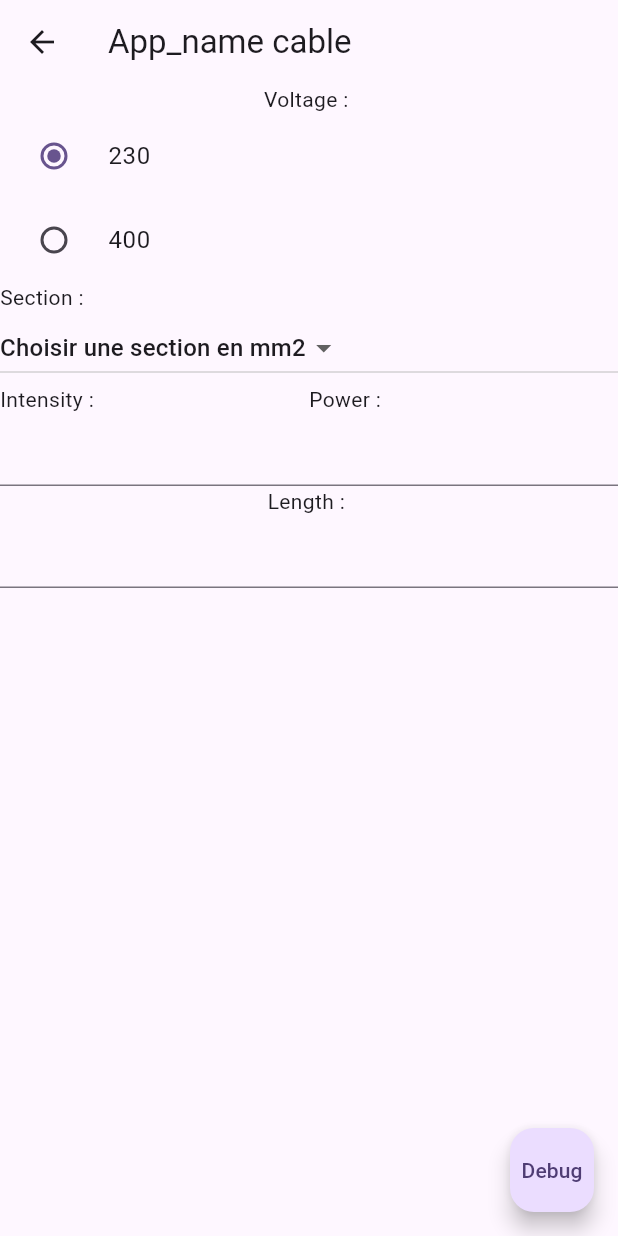
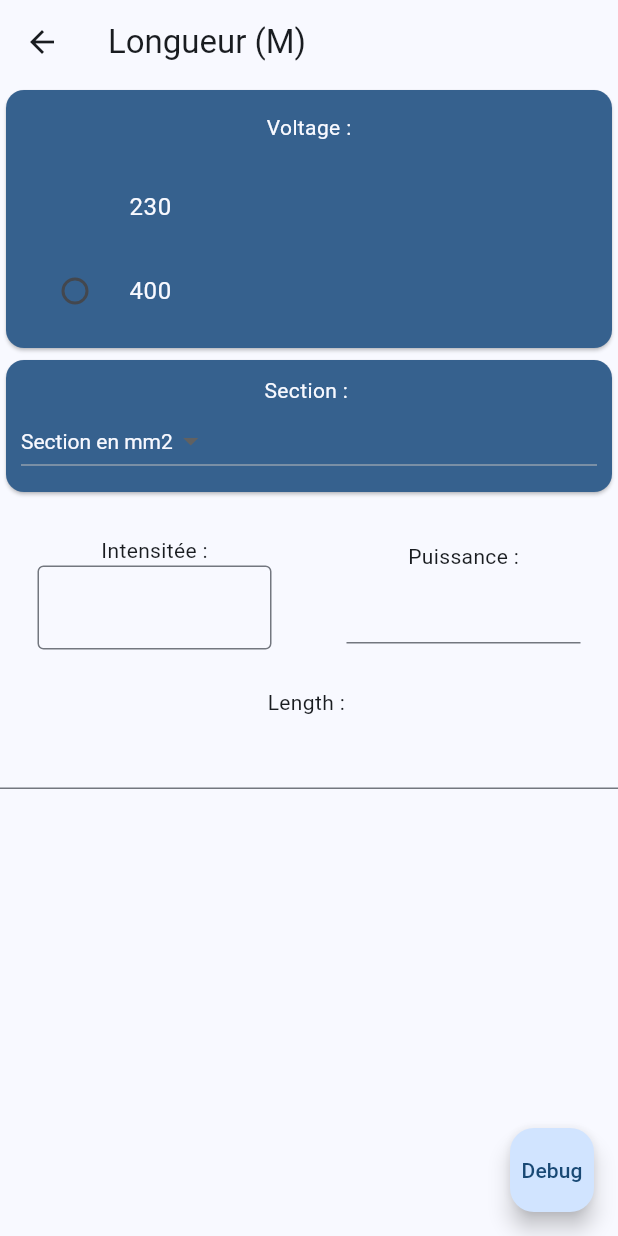
Before and after one commit to RobinAbela42/Abaque_app, a Flutter app: the CableHomePage screen opened directly, after a tap on "Longueur", on a phone screen of 412 x 824 dp. Run offline on Flutter 3.47's test engine with Material 3 defaults, Android fonts, the phone set to English and light mode, and no system bars.

Commit message:
Design part beginning, Choosing menu between C15-100 removed, blue theme added

```diff
--- a/lib/ui/abaque/cable_home_page.dart
+++ b/lib/ui/abaque/cable_home_page.dart
@@ -11,80 +11,52 @@ class CableHomePage extends StatefulWidget {
 }
 
 class _CableHomePageState extends State<CableHomePage> {
-  final voltageController = TextEditingController();
-  final lengthController = TextEditingController();
-  final intensityController = TextEditingController();
-  final sectionController = TextEditingController();
-  final powerController = TextEditingController();
-
-  @override
-  void dispose() {
-    voltageController.dispose();
-    lengthController.dispose();
-    intensityController.dispose();
-    sectionController.dispose();
-    powerController.dispose();
-    super.dispose();
-  }
-
-
-  bool isEverythingFilled(controller) {
-    if ((voltageController.text.isNotEmpty ||
-            voltageController == controller) &&
-        (lengthController.text.isNotEmpty || lengthController == controller) &&
-        (intensityController.text.isNotEmpty ||
-            intensityController == controller) &&
-        (sectionController.text.isNotEmpty ||
-            sectionController == controller)) {
-      return true;
-    } else {
-      return false;
-    }
-  }
-
   @override
   Widget build(BuildContext context) {
-
+    var theme = Theme.of(context);
     return Scaffold(
-      appBar: AppBar(title: Text('Abaque')),
+      appBar: AppBar(
+        title: Text('Abaque'),
+        backgroundColor: theme.colorScheme.primary,
+      ),
+      backgroundColor: theme.colorScheme.primaryContainer,
       body: Center(
         child: Column(
           children: [
-            Text('Longueur du câble :'),
-            ElevatedButton(
-              onPressed: () {
-                Navigator.push(
-                  context,
-                  MaterialPageRoute(
-                    builder: (BuildContext context) => LengthQueryMono(),
+            Padding(
+              padding: const EdgeInsets.all(8.0),
+              child: Row(
+                children: [
+                  Text(
+                    'Que voulez-vous calculer ?',
+                    style: TextStyle(fontSize: 20),
                   ),
-                );
-              },
-              child: Text('Longueur'),
+                ],
+              ),
             ),
-            Text('Section d\'un câble :'),
-            ElevatedButton(
-              onPressed: () {
-                Navigator.push(
-                  context,
-                  MaterialPageRoute(
-                    builder: (BuildContext context) => SectionQueryMono(),
-                  ),
-                );
-              },
-              child: Text('Section'),
+            Padding(
+              padding: const EdgeInsets.all(25.0),
+              child: BigCard(
+                cardName: 'Longueur',
+                cardSubtitle: 'Mètre (m)',
+                widgetToGo: LengthQueryMono(),
+              ),
             ),
-            Text('Intensité de l\'habitation :'),
-            ElevatedButton(
-              onPressed: () {
-                Navigator.push(
-                  context,
-                  MaterialPageRoute(
-                    builder: (BuildContext context) => IntensityQueryMono(),
-                  ),
-                );
-              },
-              child: Text('Section'),
+            Padding(
+              padding: const EdgeInsets.all(25.0),
+              child: BigCard(
+                cardName: 'Section',
+                cardSubtitle: 'Diamètre en milimètre carré (mm2)',
+                widgetToGo: SectionQueryMono(),
+              ),
+            ),
+            Padding(
+              padding: const EdgeInsets.all(25.0),
+              child: BigCard(
+                cardName: 'Intensité / Puissance',
+                cardSubtitle: 'Ampères (A) / Watt (W)',
+                widgetToGo: IntensityQueryMono(),
+              ),
             ),
           ],
         ),
@@ -92,3 +64,51 @@ class _CableHomePageState extends State<CableHomePage> {
     );
   }
 }
+
+class BigCard extends StatelessWidget {
+  const BigCard({
+    super.key,
+    required this.cardName,
+    required this.widgetToGo,
+    required this.cardSubtitle,
+  });
+  final String cardName;
+  final String cardSubtitle;
+  final Widget widgetToGo;
+
+  @override
+  Widget build(BuildContext context) {
+    var theme = Theme.of(context);
+    return Card(
+      clipBehavior: Clip.hardEdge,
+      color: theme.colorScheme.primary,
+      child: InkWell(
+        onTap: () {
+          Navigator.push(
+            context,
+            MaterialPageRoute(builder: (BuildContext context) => widgetToGo),
+          );
+        },
+        borderRadius: BorderRadius.circular(10),
+        child: ListTile(
+          title: Text(cardName, style: TextStyle(color: theme.colorScheme.surface, fontWeight: FontWeight.bold)),
+          subtitle: Text(cardSubtitle, style: TextStyle(color: theme.colorScheme.surfaceDim)),
+          style: ListTileStyle.values.first,
+          // width: 300,
+          // height: 100,
+
+          // child: Center(
+          //   child: Text(
+          //     cardName,
+          //     style: TextStyle(
+          //       fontSize: 18,
+          //       fontFamily: "",
+          //       color: Colors.white,
+          //     ),
+          //   ),
+          // ),
+        ),
+      ),
+    );
+  }
+}
--- a/lib/ui/abaque/length_query_mono.dart
+++ b/lib/ui/abaque/length_query_mono.dart
@@ -18,12 +18,12 @@ class _LengthQueryMonoState extends State<LengthQueryMono> {
   Section selectedSection = Section(0, 0);
 
   bool isEverythingFilled() {
-    return (intensity != 0  &&
-        section != 0);
+    return (intensity != 0 && section != 0);
   }
 
   @override
   Widget build(BuildContext context) {
+    var theme = Theme.of(context);
     void fillLength() {
       if (checkOverloadedError()) {
         showDialog(
@@ -44,23 +44,22 @@ class _LengthQueryMonoState extends State<LengthQueryMono> {
           intensity: intensity,
         );
         lengthController.text = length.toString();
-      }
-      else {
+      } else {
         length = 0;
-        lengthController.text ='';
+        lengthController.text = '';
       }
     }
 
     void emptyIntensityAndPower() {
       debugPrint('EmptyIandP');
       powerController.text = '';
-      power=0;
+      power = 0;
       intensityController.text = '';
-      intensity=0;
+      intensity = 0;
     }
 
     return Scaffold(
-      appBar: AppBar(title: const Text('App_name cable')),
+      appBar: AppBar(title: const Text('Longueur (M)')),
       body: Column(
         children: [
           NotificationListener<VoltageNotification>(
--- a/lib/ui/abaque/section_query_mono.dart
+++ b/lib/ui/abaque/section_query_mono.dart
@@ -14,14 +14,13 @@ class SectionQueryMono extends StatefulWidget {
 class _SectionQueryMonoState extends State<SectionQueryMono> {
   final sectionController = TextEditingController();
 
-
-
   bool isEverythingFilled() {
     return ((intensity != 0) && (length != 0));
   }
 
   @override
   Widget build(BuildContext context) {
+    var theme = Theme.of(context);
     void fillSection() {
       if (isEverythingFilled()) {
         section = computeSection(
@@ -31,23 +30,21 @@ class _SectionQueryMonoState extends State<SectionQueryMono> {
           intensity: intensity,
         );
         sectionController.text = section.toString();
-      }
-      else {
+      } else {
         section = 0;
-        sectionController.text ='';
+        sectionController.text = '';
       }
     }
 
     void emptyIntensityAndPower() {
-      powerController.text='';
+      powerController.text = '';
       power = 0;
       intensityController.text = '';
       intensity = 0;
     }
 
-
     return Scaffold(
-      appBar: AppBar(title: const Text('App_name cable')),
+      appBar: AppBar(title: const Text('Section (mm2)')),
       body: Column(
         children: [
           NotificationListener<VoltageNotification>(
--- a/lib/ui/abaque/widgets/intensity_power_selector.dart
+++ b/lib/ui/abaque/widgets/intensity_power_selector.dart
@@ -14,25 +14,39 @@ final intensityController = TextEditingController();
 final powerController = TextEditingController();
 
 class _IntensitypowerselectorState extends State<Intensitypowerselector> {
-
-
   @override
   Widget build(BuildContext context) {
-    return Table(
+    return Row(
+      mainAxisSize: MainAxisSize.min,
       children: [
-        TableRow(children: [Text('Intensity :'), Text('Power : ')]),
-        TableRow(
+        Flexible(
+          flex: 1,
+          child: Padding(
+            padding: const EdgeInsets.all(25.0),
+            child: Column(
               children: [
+                Text('Intensitée :'),
                 TextField(
                   keyboardType: TextInputType.number,
                   controller: intensityController,
-
+                  decoration: InputDecoration(border: OutlineInputBorder()),
                   onChanged: (value) {
                     intensity = stringToNum(str: value);
                     powerController.text = power.toString();
                     IntensityPowerNotification().dispatch(context);
                   },
                 ),
+              ],
+            ),
+          ),
+        ),
+        Flexible(
+          flex: 1,
+          child: Padding(
+            padding: const EdgeInsets.all(25.0),
+            child: Column(
+              children: [
+                Text('Puissance :'),
                 TextField(
                   keyboardType: TextInputType.number,
                   controller: powerController,
@@ -44,7 +58,38 @@ class _IntensitypowerselectorState extends State<Intensitypowerselector> {
                 ),
               ],
             ),
+          ),
+        ),
       ],
     );
+
+    // Table(
+    //   children: [
+    //     TableRow(children: ),
+    //     TableRow(
+    //       children: [
+    //         TextField(
+    //           keyboardType: TextInputType.number,
+    //           controller: intensityController,
+
+    //           onChanged: (value) {
+    //             intensity = stringToNum(str: value);
+    //             powerController.text = power.toString();
+    //             IntensityPowerNotification().dispatch(context);
+    //           },
+    //         ),
+    //         TextField(
+    //           keyboardType: TextInputType.number,
+    //           controller: powerController,
+    //           onChanged: (value) {
+    //             power = stringToNum(str: value);
+    //             intensityController.text = intensity.toString();
+    //             IntensityPowerNotification().dispatch(context);
+    //           },
+    //         ),
+    //       ],
+    //     ),
+    //   ],
+    // );
   }
 }
--- a/lib/ui/abaque/widgets/section_selector.dart
+++ b/lib/ui/abaque/widgets/section_selector.dart
@@ -13,23 +13,43 @@ class SectionNotification extends Notification {}
 class _SectionselectorState extends State<Sectionselector> {
   @override
   Widget build(BuildContext context) {
-    return Table(
+    var theme = Theme.of(context);
+    return Card(
+      color: theme.colorScheme.primary,
+      child: Padding(
+        padding: const EdgeInsets.all(10),
+        child: Table(
           children: [
-        TableRow(children: [Text('Section : ')]),
+            TableRow(
+              children: [
+                Center(
+                  child: Text(
+                    'Section : ',
+                    style: TextStyle(color: theme.colorScheme.surface),
+                  ),
+                ),
+              ],
+            ),
             TableRow(
               children: [
                 DropdownButton<num>(
+                  style: TextStyle(color: theme.colorScheme.primary),
+                  borderRadius: BorderRadius.all(Radius.elliptical(15, 15)),
                   items:
                       acceptableSections.map<DropdownMenuItem<num>>((
                         Section value,
                       ) {
                         String res = value.diameter.toString();
                         if (value.diameter == 0) {
-                      res = "Choisir une section en";
+                          res = "Section en";
                         }
                         return DropdownMenuItem<num>(
                           value: value.diameter,
-                      child: Text("$res mm2"),
+
+                          child: Text(
+                            "$res mm2",
+                            style: TextStyle(color: theme.colorScheme.surface),
+                          ),
                         );
                       }).toList(),
                   value: section,
@@ -43,6 +63,8 @@ class _SectionselectorState extends State<Sectionselector> {
               ],
             ),
           ],
+        ),
+      ),
     );
   }
 }
--- a/lib/ui/abaque/widgets/voltage_selector.dart
+++ b/lib/ui/abaque/widgets/voltage_selector.dart
@@ -13,11 +13,26 @@ class VoltageNotification extends Notification {}
 class _VoltageselectorState extends State<Voltageselector> {
   @override
   Widget build(BuildContext context) {
-    return Column(
+    var theme = Theme.of(context);
+    return Card(
+        shadowColor: theme.colorScheme.shadow,
+        color: theme.colorScheme.primary,
+        child: Padding(
+          padding: const EdgeInsets.all(10),
+          child: Column(
             children: [
-        Text('Voltage : '),
+              Padding(
+                padding: const EdgeInsets.fromLTRB(0, 5, 0, 15),
+                child: Text(
+                  'Voltage :',
+                  style: TextStyle(color: theme.colorScheme.surface),
+                ),
+              ),
               RadioListTile<num>(
-          title: const Text('230'),
+                title: Text(
+                  '230',
+                  style: TextStyle(color: theme.colorScheme.surface),
+                ),
                 value: singlePhasedVoltage,
                 groupValue: voltage,
                 onChanged: (num? value) {
@@ -29,7 +44,10 @@ class _VoltageselectorState extends State<Voltageselector> {
               ),
 
               RadioListTile<num>(
-          title: const Text('400'),
+                title: Text(
+                  '400',
+                  style: TextStyle(color: theme.colorScheme.surface),
+                ),
                 value: treePhasedVoltage,
                 groupValue: voltage,
                 onChanged: (num? value) {
@@ -40,6 +58,8 @@ class _VoltageselectorState extends State<Voltageselector> {
                 },
               ),
             ],
+          ),
+        ),
     );
   }
 }
```
Also changed, not shown: lib/main.dart (+51 -48 lines), lib/ui/abaque/intensity_query_mono.dart (+10 -2 lines), lib/ui/abaque/widgets/length_selector.dart (+10 -3 lines). Lines whose indentation alone changed are shown as unchanged.
